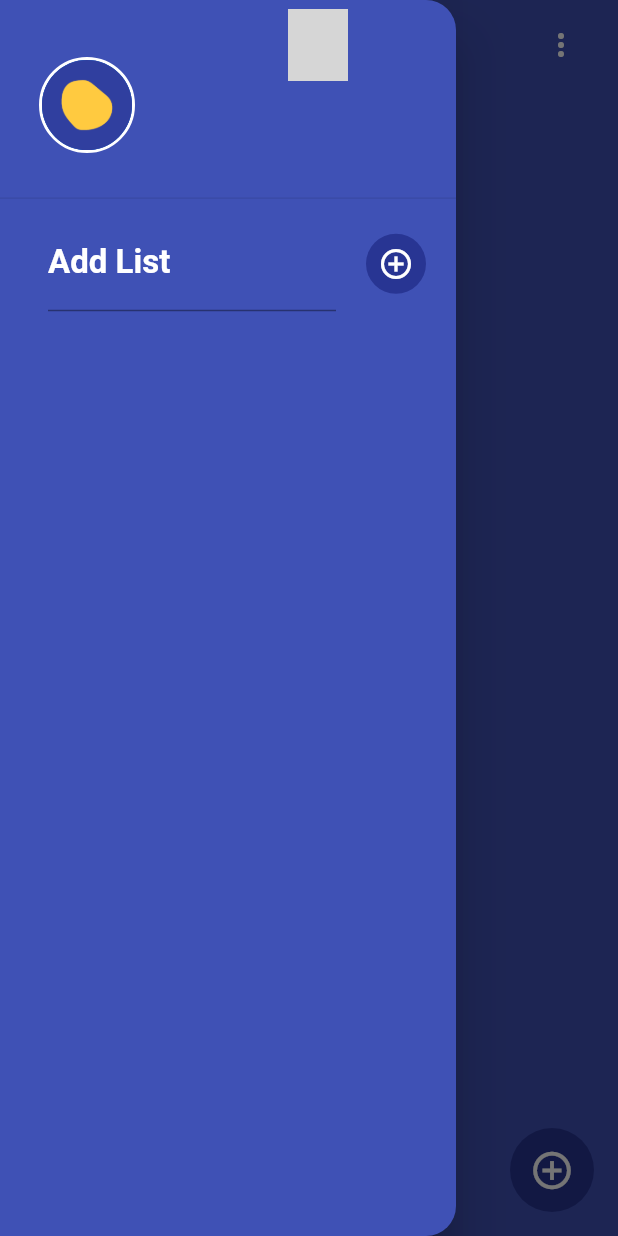
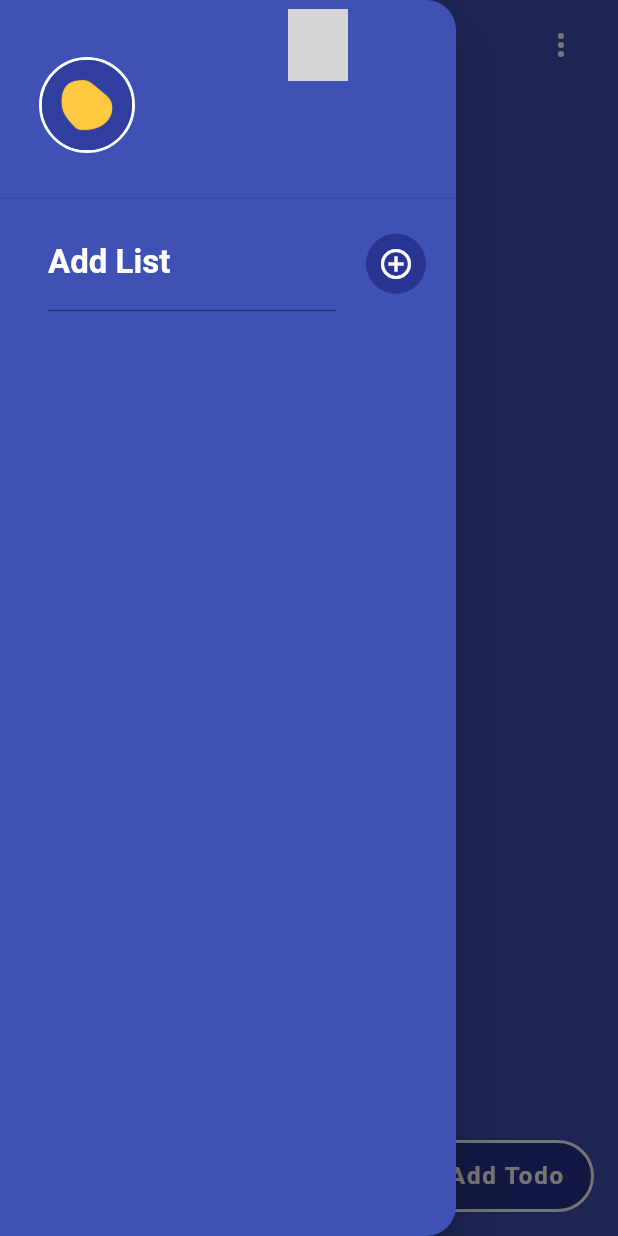
Before and after one commit to AdrianGroh306/todo_listo, a Flutter app: the screen it shows once a user with an empty profile is signed in, with the side drawer open, on a phone screen of 412 x 824 dp. Run offline on Flutter 3.47's test engine with Material 2 defaults, Android fonts, the phone set to English and light mode, and no system bars; our stand-ins replace auto_size_text, cloud_firestore, firebase_auth, firebase_core, flutter_slidable, google_sign_in; missing offline and left inert: circle_progress_bar; accounts and stored records are empty; grey boxes are pictures that could not be loaded.

Commit message:
neuer add todo button

```diff
--- a/lib/pages/homepage.dart
+++ b/lib/pages/homepage.dart
@@ -274,7 +274,10 @@ class _MyHomePageState extends State<MyHomePage> {
                         animationDuration: const Duration(seconds: 1),
                       ),
                     ),
-                   Icon( Icons.view_list_rounded,size: 18,),
+                    const Icon(
+                      Icons.view_list_rounded,
+                      size: 18,
+                    ),
                   ],
                 ),
                 const SizedBox(width: 10),
@@ -363,16 +366,18 @@ class _MyHomePageState extends State<MyHomePage> {
           ],
         ),
       ),
-      floatingActionButton: FloatingActionButton(
+      floatingActionButton: FloatingActionButton.extended(
         elevation: 0,
         onPressed: createTask,
         backgroundColor: Theme.of(context).colorScheme.primary,
-        child: IconTheme(
-          data: IconThemeData(
-              size: 30, color: Theme.of(context).colorScheme.secondary),
-          child: const Icon(Icons.add_circle_outline),
-        ),
+        shape: StadiumBorder(
+            side: BorderSide(
+                color: Theme.of(context).iconTheme.color!, width: 2)),
+        label: Text("Add Todo",style: TextStyle(color: Theme.of(context).iconTheme.color,fontWeight: FontWeight.bold,fontSize: 16),),
+        icon:
+            Icon(Icons.add, color: Theme.of(context).iconTheme.color, size: 30),
       ),
+
       body: Container(
         color: Theme.of(context).colorScheme.background,
         child: ListView.builder(
--- a/lib/pages/login_page.dart
+++ b/lib/pages/login_page.dart
@@ -1,6 +1,6 @@
 import 'package:firebase_auth/firebase_auth.dart';
 import 'package:flutter/material.dart';
-import 'package:todo/util/MyTextField.dart';
+import 'package:todo/util/myTextField.dart';
 import 'package:todo/services/auth_service.dart';
 import 'package:todo/util/square_tile.dart';
 
--- a/lib/pages/register_page.dart
+++ b/lib/pages/register_page.dart
@@ -1,6 +1,6 @@
 import 'package:firebase_auth/firebase_auth.dart';
 import 'package:flutter/material.dart';
-import 'package:todo/util/MyTextField.dart';
+import 'package:todo/util/myTextField.dart';
 import 'package:todo/util/square_tile.dart';
 
 import '../services/auth_service.dart';
--- a/lib/util/dialog_box.dart
+++ b/lib/util/dialog_box.dart
@@ -1,5 +1,5 @@
 import 'package:flutter/material.dart';
-import 'package:todo/util/my_button.dart';
+import 'package:todo/util/myButton.dart';
 
 class DialogBox extends StatelessWidget {
   final TextEditingController controller;
--- a/lib/util/sideMenu_bar.dart
+++ b/lib/util/sideMenu_bar.dart
@@ -2,7 +2,7 @@ import 'dart:math';
 import 'package:cloud_firestore/cloud_firestore.dart';
 import 'package:firebase_auth/firebase_auth.dart';
 import 'package:flutter/material.dart';
-import 'package:todo/util/MyListTile.dart';
+import 'package:todo/util/myListTile.dart';
 
 class SideMenu extends StatefulWidget {
   SideMenu({Key? key}) : super(key: key);
--- a/lib/util/todo_tile.dart
+++ b/lib/util/todo_tile.dart
@@ -2,7 +2,7 @@ import 'package:flutter/material.dart';
 import 'package:flutter_slidable/flutter_slidable.dart';
 import 'package:auto_size_text/auto_size_text.dart';
 
-import 'my_button.dart';
+import 'myButton.dart';
 
 class ToDoTile extends StatefulWidget {
   String taskName;
```
Also changed, not shown: lib/util/myButton.dart (renamed from lib/util/my_button.dart), lib/util/myListTile.dart (renamed from lib/util/MyListTile.dart), lib/util/myTextField.dart (renamed from lib/util/MyTextField.dart).
